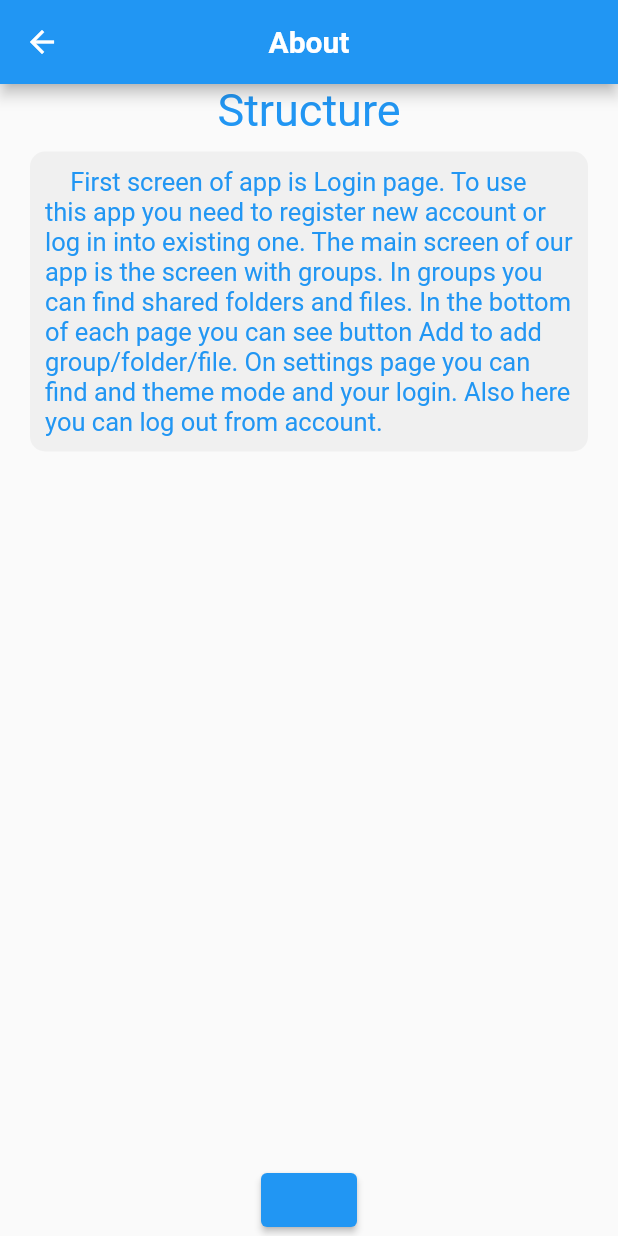
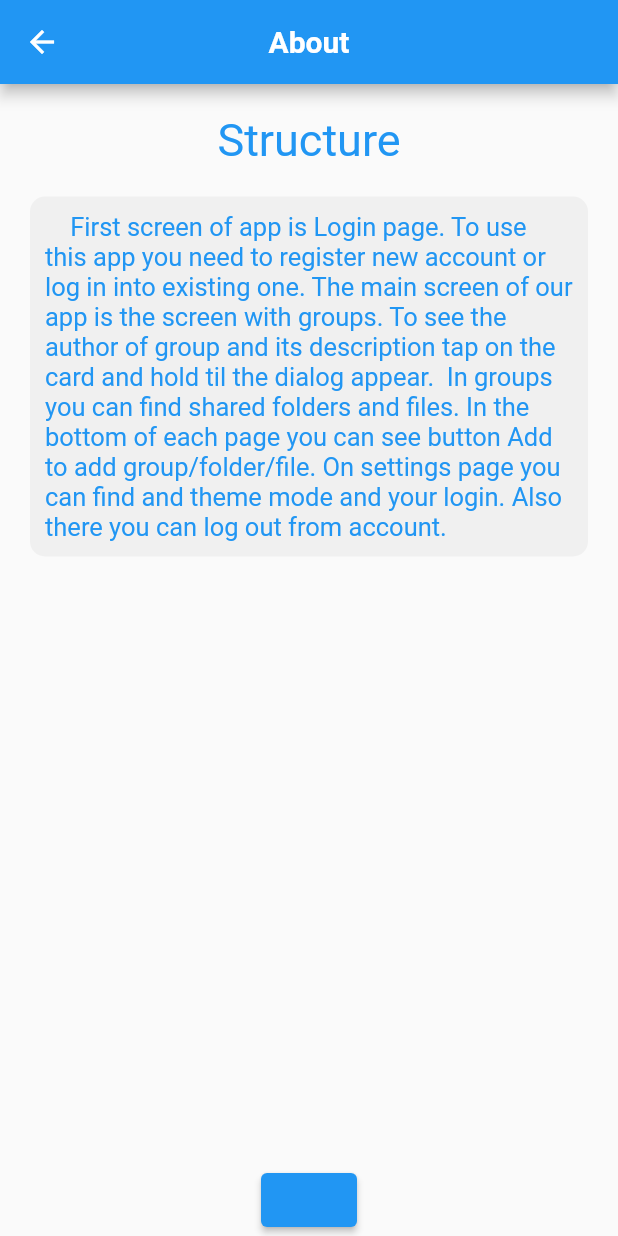
Before and after one commit to blueberry13-8/innostudy, a Flutter app: the InfoPage screen opened directly, swiped to page 2, on a phone screen of 412 x 824 dp. Run offline on Flutter 3.47's test engine with Material 2 defaults, Android fonts, the phone set to English and light mode, and no system bars; our stand-ins replace cloud_firestore, easy_dynamic_theme, file_picker, firebase_auth, firebase_core, firebase_crashlytics and 3 more; missing offline and left inert: textfield_search, universal_html; accounts and stored records are empty; network calls fail.

Commit message:
Info page improvements

```diff
--- a/assets/texts/structure.txt
+++ b/assets/texts/structure.txt
@@ -1 +1 @@
-    First screen of app is Login page. To use this app you need to register new account or log in into existing one. The main screen of our app is the screen with groups. In groups you can find shared folders and files. In the bottom of each page you can see button Add to add group/folder/file. On settings page you can find and theme mode and your login. Also here you can log out from account.
+    First screen of app is Login page. To use this app you need to register new account or log in into existing one. The main screen of our app is the screen with groups. To see the author of group and its description tap on the card and hold til the dialog appear.  In groups you can find shared folders and files. In the bottom of each page you can see button Add to add group/folder/file. On settings page you can find and theme mode and your login. Also there you can log out from account.
--- a/lib/pages/groups_page.dart
+++ b/lib/pages/groups_page.dart
@@ -95,8 +95,6 @@ class _GroupsPage extends State<GroupsPage> with TickerProviderStateMixin {
         elevation: 0.1,
         title: const Text('Group page'),
         centerTitle: true,
-
-        /// Here we can add button to change mode from light to dark and vice versa or a search button
         actions: <Widget>[
           IconButton(
             icon: const Icon(Icons.settings),
--- a/lib/pages/info_page.dart
+++ b/lib/pages/info_page.dart
@@ -78,6 +78,7 @@ class ParticularInfo extends StatelessWidget {
       builder: (BuildContext context, AsyncSnapshot<String> snapshot) {
         return ListView(
           children: [
+            const SizedBox(height: 20,),
             Center(
               child: Text(
                 title,
@@ -88,7 +89,7 @@ class ParticularInfo extends StatelessWidget {
               ),
             ),
             const SizedBox(
-              height: 10,
+              height: 20,
             ),
             Container(
               padding: const EdgeInsets.only(
--- a/lib/widgets/explorer_list_widget.dart
+++ b/lib/widgets/explorer_list_widget.dart
@@ -61,7 +61,7 @@ class ExplorerList extends StatelessWidget {
                   decoration: BoxDecoration(
                     color: Theme.of(context).focusColor,
                     borderRadius: const BorderRadius.all(
-                      Radius.circular(7), //<--- border radius here
+                      Radius.circular(7),
                     ),
                   ),
                   child: Padding(
```
